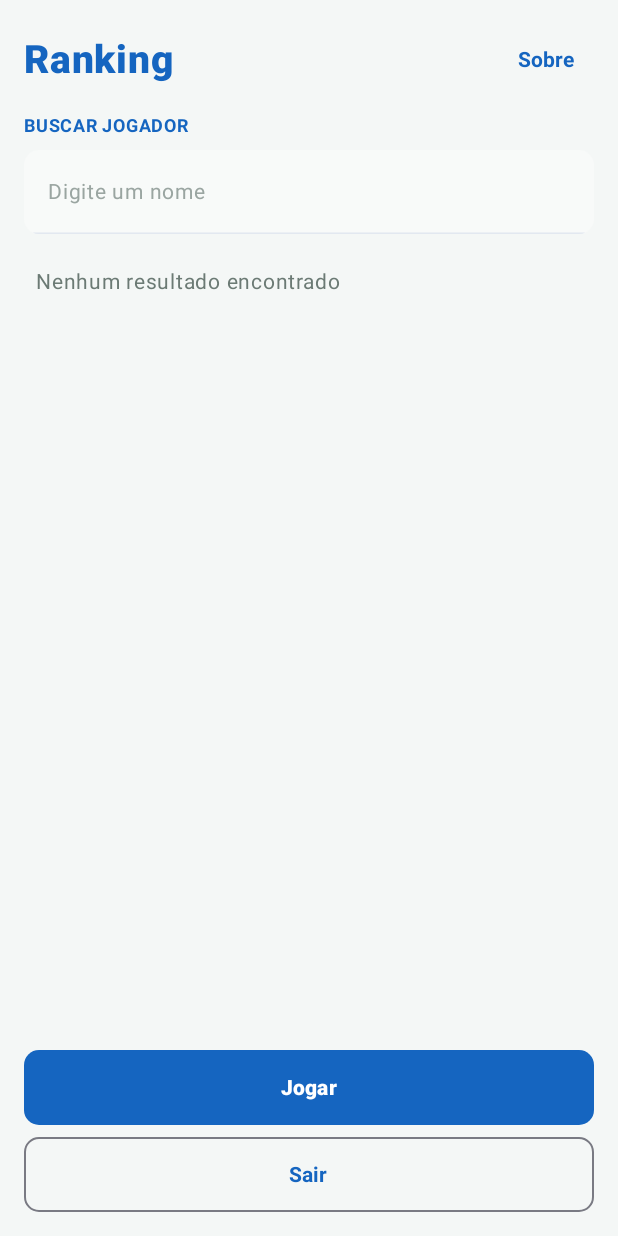
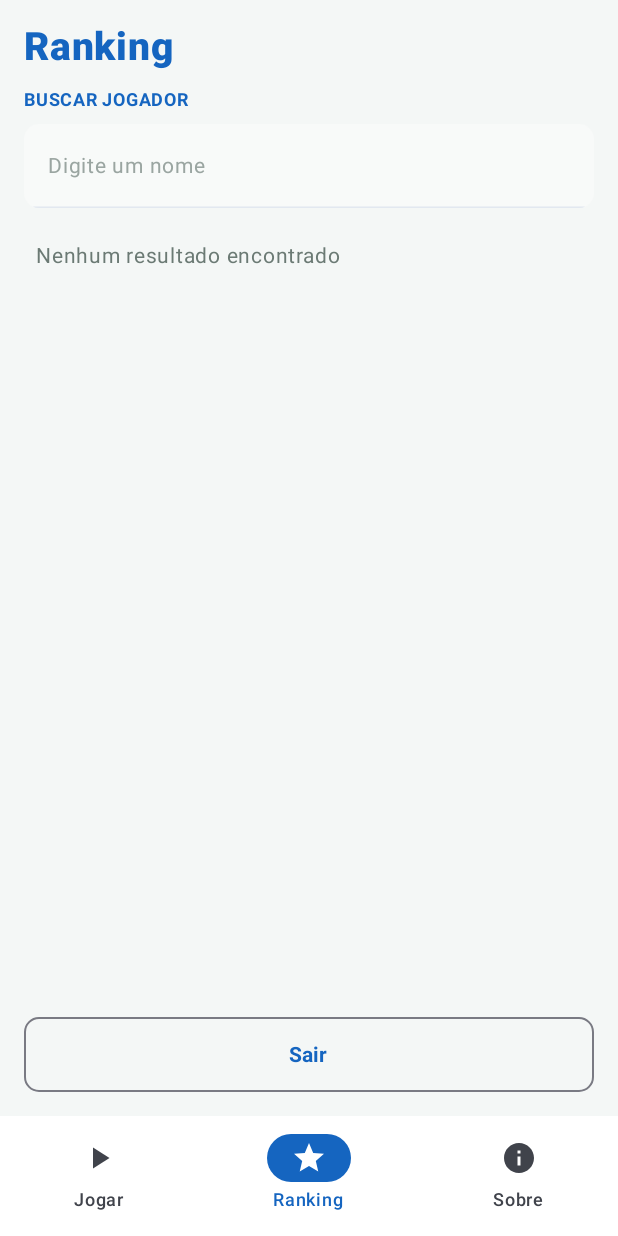
Before and after one commit to Gabriel-Vs20/Quiz_Geral_Mobile, an Android app built with Jetpack Compose: the ranking screen opened through its navigation route, on a phone screen of 412 x 824 dp. Run offline under Robolectric (Android 15) with nearby library versions, the phone set to English and light mode, and no system bars; our stand-ins replace Room's generated code.

Commit message:
Bottom Navigation Bar no modo jogador (Jogar, Ranking e Sobre)
A barra só aparece nas telas do jogador; login, admin e resultado ficam sem ela.

```diff
--- a/app/src/main/java/com/example/myapplication/ui/AppNavigation.kt
+++ b/app/src/main/java/com/example/myapplication/ui/AppNavigation.kt
@@ -1,20 +1,63 @@
 package com.example.myapplication.ui
 
+import androidx.compose.foundation.layout.consumeWindowInsets
+import androidx.compose.foundation.layout.padding
+import androidx.compose.material.icons.Icons
+import androidx.compose.material.icons.filled.Info
+import androidx.compose.material.icons.filled.PlayArrow
+import androidx.compose.material.icons.filled.Star
+import androidx.compose.material3.Icon
+import androidx.compose.material3.NavigationBar
+import androidx.compose.material3.NavigationBarItem
+import androidx.compose.material3.NavigationBarItemDefaults
+import androidx.compose.material3.Scaffold
+import androidx.compose.material3.Text
 import androidx.compose.runtime.Composable
+import androidx.compose.runtime.getValue
+import androidx.compose.ui.Modifier
+import androidx.compose.ui.graphics.Color
+import androidx.compose.ui.graphics.vector.ImageVector
+import androidx.navigation.NavHostController
 import androidx.navigation.NavType
 import androidx.navigation.compose.NavHost
 import androidx.navigation.compose.composable
+import androidx.navigation.compose.currentBackStackEntryAsState
+import androidx.navigation.compose.rememberNavController
 import androidx.navigation.navArgument
-import androidx.navigation.compose.rememberNavController
+
+// Abas da barra inferior (só existem no modo jogador)
+private data class AbaJogador(val rota: String, val titulo: String, val icone: ImageVector)
+
+private val abasJogador = listOf(
+    AbaJogador(Rotas.QUIZ_CLIENTE, "Jogar", Icons.Default.PlayArrow),
+    AbaJogador(Rotas.RANKING, "Ranking", Icons.Default.Star),
+    AbaJogador(Rotas.SOBRE, "Sobre", Icons.Default.Info)
+)
 
 @Composable
 fun AppNavigation() {
 
     val navController = rememberNavController()
+    val entradaAtual by navController.currentBackStackEntryAsState()
+    val rotaAtual = entradaAtual?.destination?.route
+
+    // A barra só aparece nas telas do jogador; login e admin ficam sem ela
+    val mostrarBarra = abasJogador.any { it.rota == rotaAtual }
+
+    Scaffold(
+        bottomBar = {
+            if (mostrarBarra) {
+                BarraInferiorJogador(navController, rotaAtual)
+            }
+        }
+    ) { espacoInterno ->
 
         NavHost(
             navController = navController,
-        startDestination = Rotas.LOGIN_ADM
+            startDestination = Rotas.LOGIN_ADM,
+            modifier = Modifier
+                .padding(espacoInterno)
+                .consumeWindowInsets(espacoInterno)
         ) {
 
             composable(Rotas.LOGIN_ADM) {
@@ -48,9 +91,37 @@ fun AppNavigation() {
             }
 
             composable(Rotas.SOBRE) {
-            TelaSobre(navController)
+                TelaSobre()
+            }
+
+        }
     }
 
 }
 
+@Composable
+private fun BarraInferiorJogador(navController: NavHostController, rotaAtual: String?) {
+    NavigationBar(containerColor = Color.White) {
+        abasJogador.forEach { aba ->
+            NavigationBarItem(
+                selected = rotaAtual == aba.rota,
+                onClick = {
+                    if (rotaAtual != aba.rota) {
+                        navController.navigate(aba.rota) {
+                            // Troca a tela atual pela aba escolhida, sem empilhar telas
+                            popUpTo(rotaAtual ?: aba.rota) { inclusive = true }
+                            launchSingleTop = true
                         }
+                    }
+                },
+                icon = { Icon(aba.icone, contentDescription = aba.titulo) },
+                label = { Text(aba.titulo) },
+                colors = NavigationBarItemDefaults.colors(
+                    selectedIconColor = Color.White,
+                    selectedTextColor = CorCliente,
+                    indicatorColor = CorCliente
+                )
+            )
+        }
+    }
+}
--- a/app/src/main/java/com/example/myapplication/ui/TelaRanking.kt
+++ b/app/src/main/java/com/example/myapplication/ui/TelaRanking.kt
@@ -19,7 +19,6 @@ import androidx.compose.material.icons.Icons
 import androidx.compose.material.icons.filled.Delete
 import androidx.compose.material.icons.filled.Edit
 import androidx.compose.material3.AlertDialog
-import androidx.compose.material3.Button
 import androidx.compose.material3.ButtonDefaults
 import androidx.compose.material3.Icon
 import androidx.compose.material3.IconButton
@@ -71,16 +70,7 @@ fun TelaRanking(
                 .padding(16.dp)
         ) {
 
-            Row(
-                modifier = Modifier.fillMaxWidth(),
-                verticalAlignment = Alignment.CenterVertically,
-                horizontalArrangement = Arrangement.SpaceBetween
-            ) {
-                Text("Ranking", color = CorCliente, fontWeight = FontWeight.ExtraBold, fontSize = 26.sp)
-                TextButton(onClick = { navController.navigate(Rotas.SOBRE) }) {
-                    Text("Sobre", color = CorCliente, fontWeight = FontWeight.Bold)
-                }
-            }
+            Text("Ranking", color = CorCliente, fontWeight = FontWeight.ExtraBold, fontSize = 26.sp)
 
             Spacer(modifier = Modifier.padding(4.dp))
 
@@ -128,19 +118,6 @@ fun TelaRanking(
             }
 
             Spacer(modifier = Modifier.padding(6.dp))
-
-            Button(
-                onClick = {
-                    navController.navigate(Rotas.QUIZ_CLIENTE) {
-                        popUpTo(Rotas.RANKING) { inclusive = true }
-                    }
-                },
-                colors = ButtonDefaults.buttonColors(containerColor = CorCliente),
-                modifier = Modifier.fillMaxWidth().height(50.dp),
-                shape = RoundedCornerShape(10.dp)
-            ) { Text("Jogar", fontWeight = FontWeight.ExtraBold) }
-
-            Spacer(modifier = Modifier.padding(4.dp))
 
             OutlinedButton(
                 onClick = {
```
Also changed, not shown: app/src/main/java/com/example/myapplication/ui/TelaSobre.kt (+1 -16 lines). Lines whose indentation alone changed are shown as unchanged.
